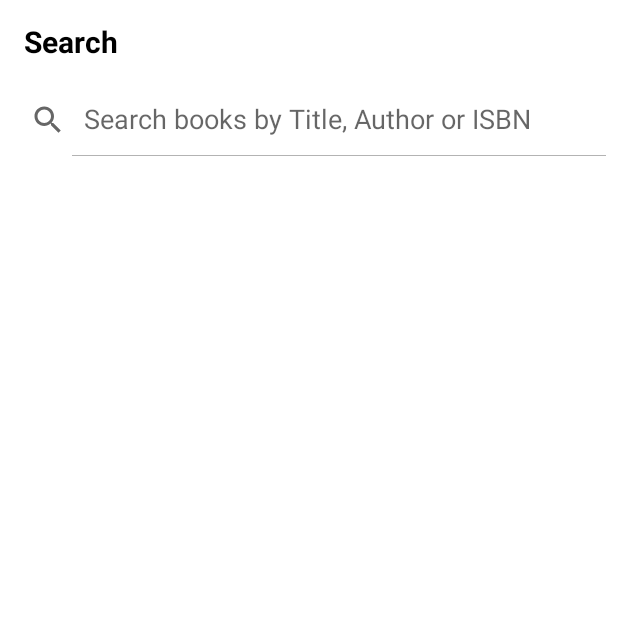
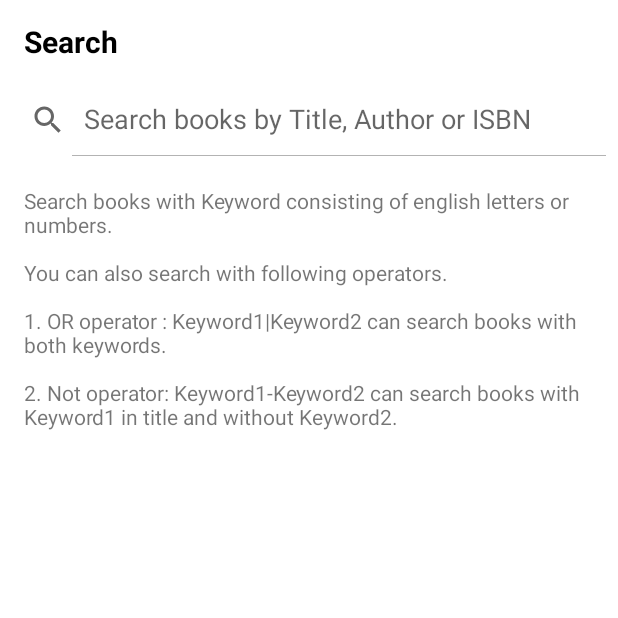
Before and after one commit to jindotori/books-android, an Android app: the screen it shows after launch (MainActivity), on a phone screen of 412 x 824 dp, the top half of it. Run offline under Robolectric (Android 15) with nearby library versions, the phone set to English and light mode, and no system bars; our stand-ins replace Dagger/Hilt's generated code; pictures from the network do not load.

Commit message:
Search guide 추가

```diff
--- a/app/src/main/java/com/books/ui/search/SearchFragment.kt
+++ b/app/src/main/java/com/books/ui/search/SearchFragment.kt
@@ -61,6 +61,7 @@ open class SearchFragment : BaseFragment() {
                 bookListAdapter.clear()
                 scrollListener.setLoaded()
                 query?.let {
+                    binding.tvSearchGuide.visibility = View.INVISIBLE
                     showProgressDialog()
                     searchViewModel.init(it)
                     searchViewModel.searchBook()
--- a/app/src/main/res/layout/fragment_search.xml
+++ b/app/src/main/res/layout/fragment_search.xml
@@ -45,6 +45,18 @@
             app:layout_constraintEnd_toEndOf="parent"/>
     </androidx.constraintlayout.widget.ConstraintLayout>
 
+    <TextView
+        android:id="@+id/tvSearchGuide"
+        android:layout_width="match_parent"
+        android:layout_height="wrap_content"
+        android:layout_marginStart="16dp"
+        android:layout_marginTop="20dp"
+        android:layout_marginEnd="16dp"
+        app:layout_constraintTop_toBottomOf="@id/clSearch"
+        app:layout_constraintStart_toStartOf="parent"
+        app:layout_constraintEnd_toEndOf="parent"
+        android:text="@string/search_guide"/>
+
     <androidx.recyclerview.widget.RecyclerView
         android:id="@+id/searchBookListRecyclerView"
         android:layout_width="match_parent"
--- a/app/src/main/res/values/strings.xml
+++ b/app/src/main/res/values/strings.xml
@@ -26,4 +26,10 @@
     <string name="hyperlink_text">&lt;a href="%1$s">Go to IT book store for more information.&lt;/a></string>
     <string name="detail_book">Detail Book</string>
     <string name="publisher">Publisher</string>
+    <string name="search_guide">
+        Search books with Keyword consisting of english letters or numbers.
+        \n\nYou can also search with following operators.
+        \n\n1. OR operator : Keyword1|Keyword2 can search books with both keywords.
+        \n\n2. Not operator: Keyword1-Keyword2 can search books with Keyword1 in title and without Keyword2.
+    </string>
 </resources>
```
